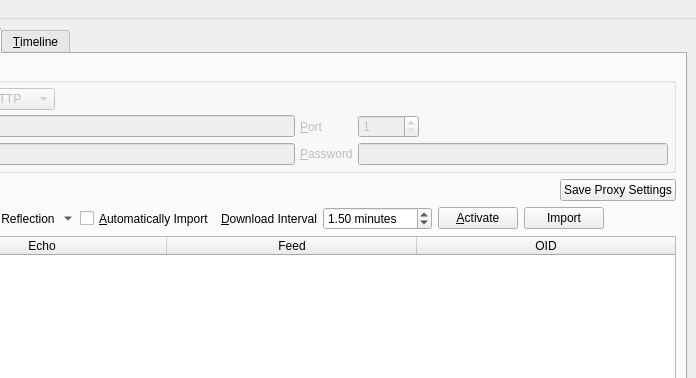
textbrowser/spot-on, file branches/trunk/UI/spot-on-rss.ui: the form before one commit; both pictures show x 104 to 800 and y 0 to 378 of the 800 by 600 pixel window.
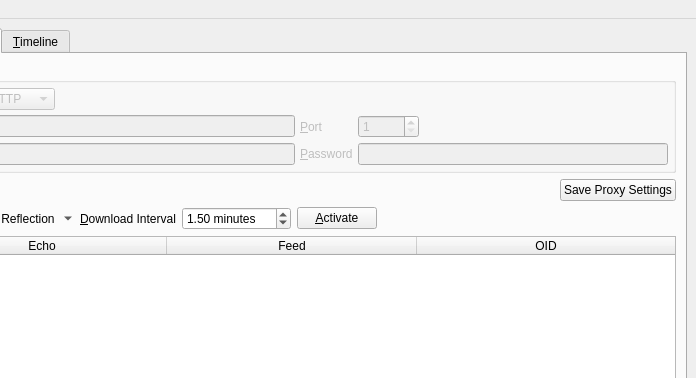
The form after the commit. Icons and pictures are not drawn.

Commit message: RSS import changes.

What changed in the file:
```diff
--- a/branches/trunk/UI/spot-on-rss.ui
+++ b/branches/trunk/UI/spot-on-rss.ui
@@ -231,19 +231,6 @@
             </property>
            </widget>
           </item>
-          <item>
-           <widget class="QCheckBox" name="automatically_import">
-            <property name="sizePolicy">
-             <sizepolicy hsizetype="Minimum" vsizetype="Preferred">
-              <horstretch>0</horstretch>
-              <verstretch>0</verstretch>
-             </sizepolicy>
-            </property>
-            <property name="text">
-             <string>&amp;Automatically Import</string>
-            </property>
-           </widget>
-          </item>
           <item>
            <widget class="QLabel" name="label">
             <property name="text">
@@ -283,13 +270,6 @@
             </property>
            </widget>
           </item>
-          <item>
-           <widget class="QPushButton" name="import">
-            <property name="text">
-             <string>Import</string>
-            </property>
-           </widget>
-          </item>
           <item>
            <spacer name="horizontalSpacer">
             <property name="orientation">
```
Left out of the diff: 2 changed lines with no effect on the pictures. The commit also changes 2 other files.
